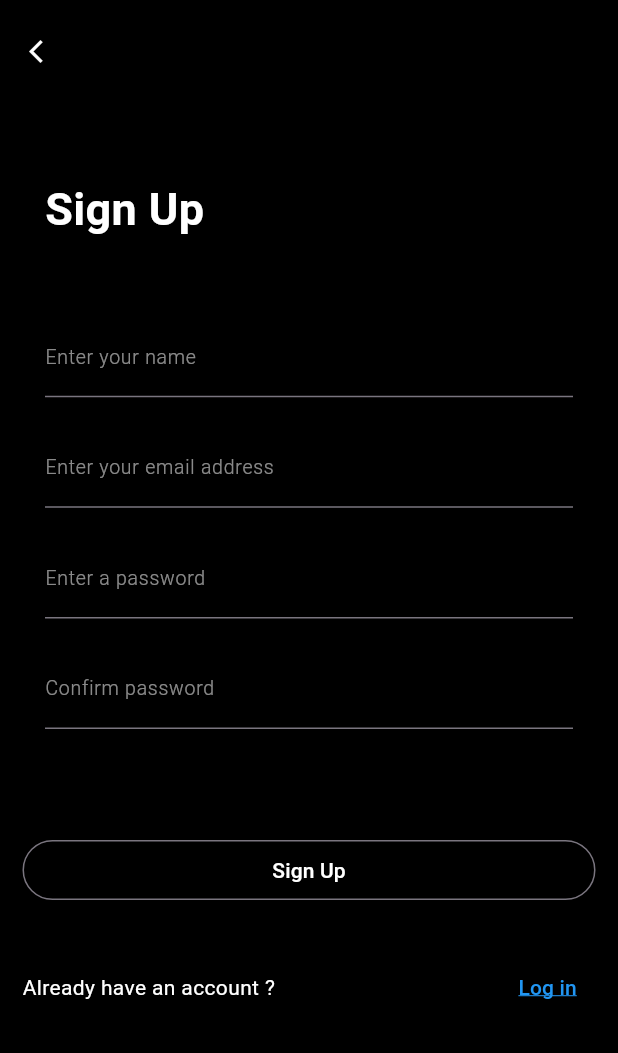
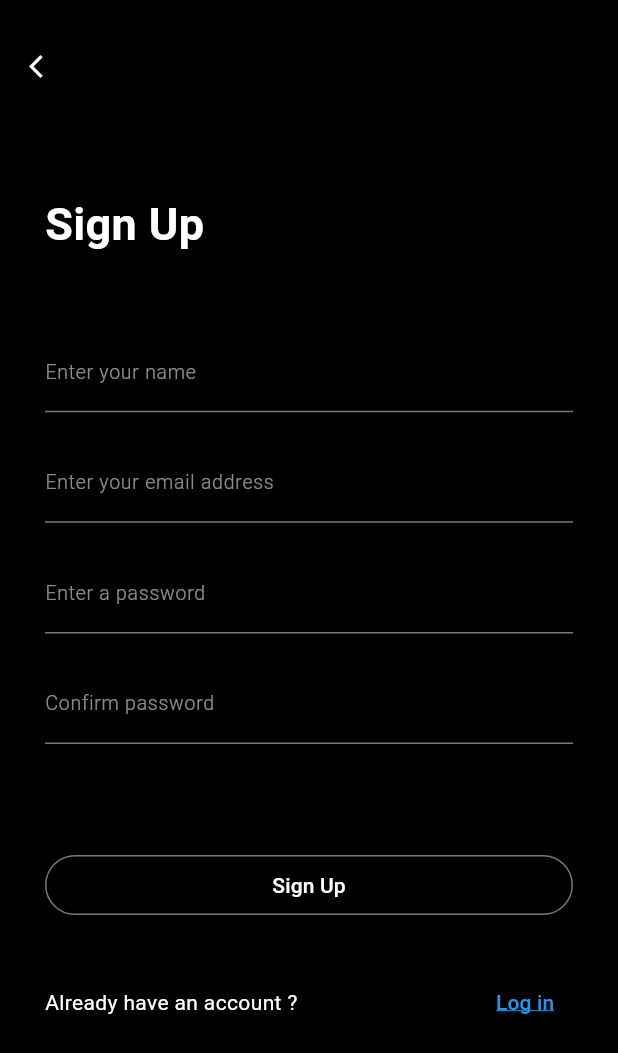
Before and after one commit to Nibzz007/tinycc_url_shortner, a Flutter app: the SignUpScreen screen opened directly, on a phone screen of 412 x 824 dp. Shown: the top 1053 px of the screen. Run offline on Flutter 3.47's test engine with Material 2 defaults, Android fonts, the light colour scheme and no system bars.

```diff
--- a/lib/utils/common_widgets/outline_input_button_widget.dart
+++ b/lib/utils/common_widgets/outline_input_button_widget.dart
@@ -4,16 +4,18 @@ import '../constants/style.dart';
 class OutlinedButtonWidget extends StatelessWidget {
   OutlinedButtonWidget({
     super.key,
-   required this.text
+   required this.text,
+   required this.onPressed
   });
 
   final String text;
+  void Function()? onPressed;
 
   @override
   Widget build(BuildContext context) {
     return Expanded(
       child: OutlinedButton(
-        onPressed: () {},
+        onPressed: onPressed,
         child: Text(
           text,
           style: AppStyle.buttonStyle,
--- a/lib/view/home_view/home_screen.dart
+++ b/lib/view/home_view/home_screen.dart
@@ -6,7 +6,9 @@ class HomeScreen extends StatelessWidget {
   @override
   Widget build(BuildContext context) {
     return Scaffold(
-      appBar: AppBar(),
+      appBar: AppBar(
+        title: Text('tinycc'),
+      ),
       body: Column(),
     );
   }
--- a/lib/view/sign_up_view/sign_up_screen.dart
+++ b/lib/view/sign_up_view/sign_up_screen.dart
@@ -4,6 +4,7 @@ import 'package:tinycc_app/utils/constants/colors.dart';
 import 'package:tinycc_app/utils/constants/sizes.dart';
 import 'package:tinycc_app/utils/constants/style.dart';
 import 'package:tinycc_app/utils/common_widgets/textform_field_widget.dart';
+import 'package:tinycc_app/view/home_view/home_screen.dart';
 import 'package:tinycc_app/view/login_view/login_screen.dart';
 
 class SignUpScreen extends StatelessWidget {
@@ -16,7 +17,7 @@ class SignUpScreen extends StatelessWidget {
       body: Column(
         crossAxisAlignment: CrossAxisAlignment.start,
         children: [
-          AppSize.kHeight10,
+          AppSize.kHeight20,
           Row(
             children: [
               IconButton(
@@ -28,7 +29,7 @@ class SignUpScreen extends StatelessWidget {
                   color: AppColor.kWhite,
                 ),
                 iconSize: 18,
-              )
+              ),
             ],
           ),
           AppSize.kHeight10,
@@ -68,16 +69,26 @@ class SignUpScreen extends StatelessWidget {
           ),
           AppSize.kHeight50,
           Padding(
-            padding: const EdgeInsets.symmetric(horizontal: 15),
+            padding: const EdgeInsets.symmetric(horizontal: 30),
             child: Row(
               children: [
-                OutlinedButtonWidget(text: 'Sign Up'),
+                OutlinedButtonWidget(
+                  text: 'Sign Up',
+                  onPressed: () {
+                    Navigator.pushAndRemoveUntil(
+                        context,
+                        MaterialPageRoute(
+                          builder: (context) => LoginScreen(),
+                        ),
+                        (route) => false);
+                  },
+                ),
               ],
             ),
           ),
           AppSize.kHeight30,
           Padding(
-            padding: const EdgeInsets.symmetric(horizontal: 15),
+            padding: const EdgeInsets.symmetric(horizontal: 30),
             child: Row(
               mainAxisAlignment: MainAxisAlignment.spaceBetween,
               children: [
```
Also changed, not shown: lib/view/login_view/login_screen.dart (+16 -3 lines), 3 other files.
